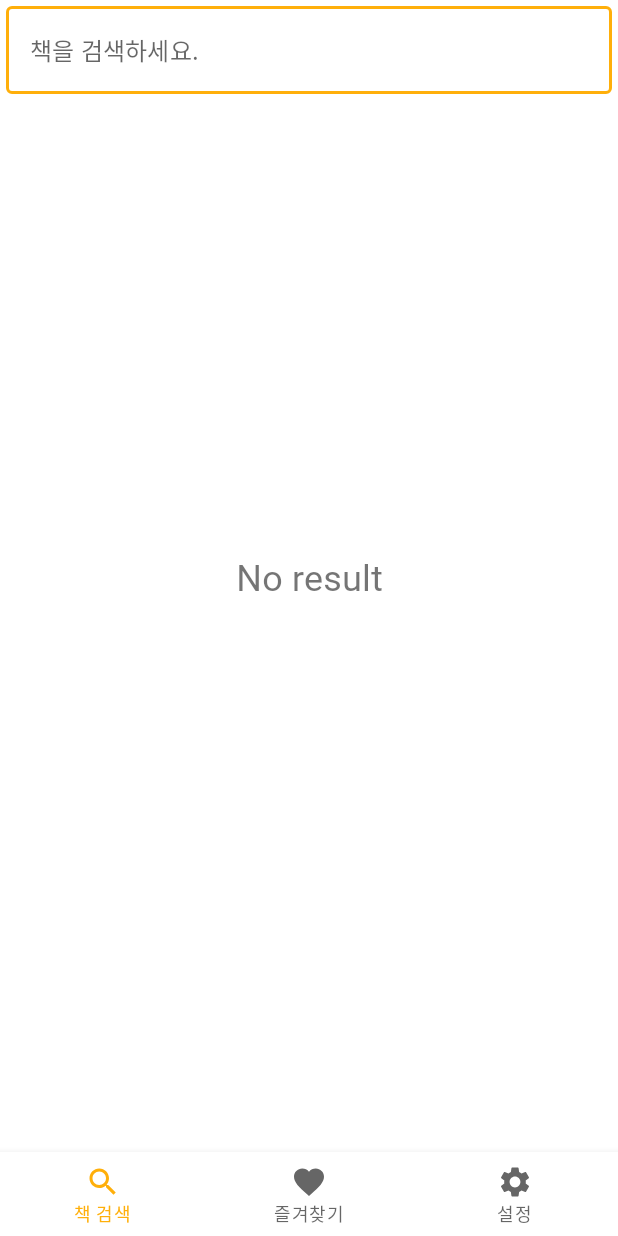
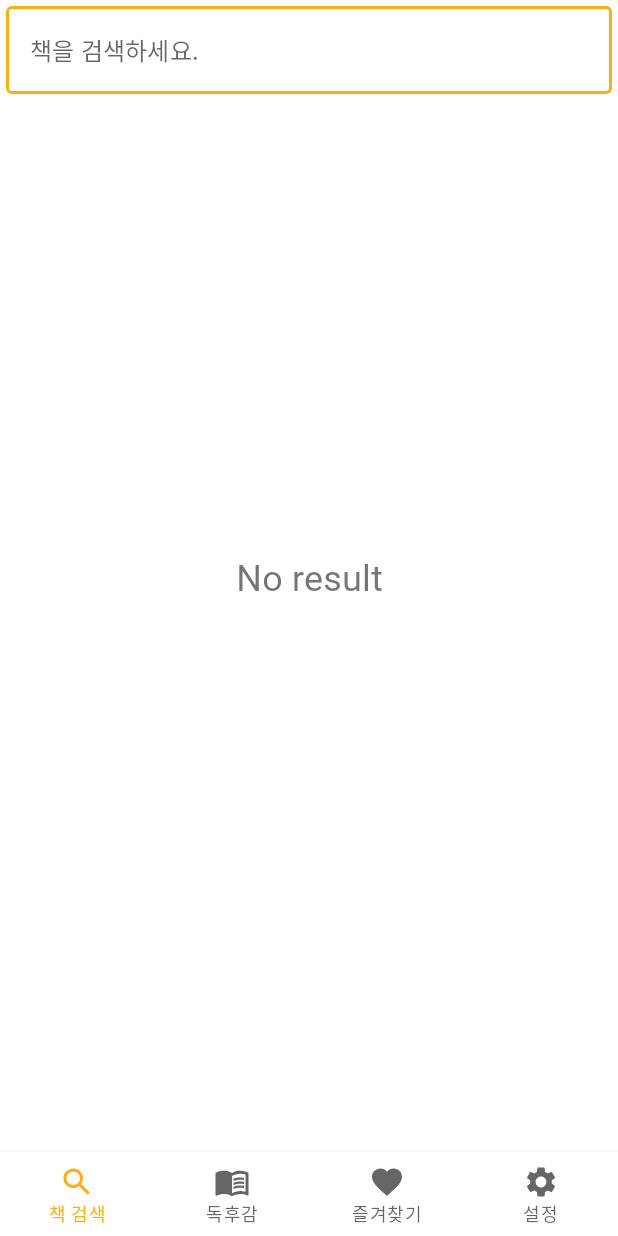
Before and after one commit to jminie-o8o/BookSearchApp, an Android app: the screen it shows after launch (MainActivity), on a phone screen of 412 x 824 dp. Run offline under Robolectric (Android 15) with nearby library versions, the phone set to English and light mode, and no system bars; our stand-ins replace Dagger/Hilt's generated code, Room's generated code, navigation-ui, paging; libraries missing offline, so code that uses them is left out: androidx.hilt.work.

Commit message:
feat: 하단 탭에 독후감 탭 추가

```diff
--- /dev/null
+++ b/app/src/main/res/drawable/ic_baseline_menu_book_24.xml
@@ -0,0 +1,8 @@
+<vector android:autoMirrored="true" android:height="24dp"
+    android:tint="#000000" android:viewportHeight="24"
+    android:viewportWidth="24" android:width="24dp" xmlns:android="http://schemas.android.com/apk/res/android">
+    <path android:fillColor="@android:color/white" android:pathData="M21,5c-1.11,-0.35 -2.33,-0.5 -3.5,-0.5c-1.95,0 -4.05,0.4 -5.5,1.5c-1.45,-1.1 -3.55,-1.5 -5.5,-1.5S2.45,4.9 1,6v14.65c0,0.25 0.25,0.5 0.5,0.5c0.1,0 0.15,-0.05 0.25,-0.05C3.1,20.45 5.05,20 6.5,20c1.95,0 4.05,0.4 5.5,1.5c1.35,-0.85 3.8,-1.5 5.5,-1.5c1.65,0 3.35,0.3 4.75,1.05c0.1,0.05 0.15,0.05 0.25,0.05c0.25,0 0.5,-0.25 0.5,-0.5V6C22.4,5.55 21.75,5.25 21,5zM21,18.5c-1.1,-0.35 -2.3,-0.5 -3.5,-0.5c-1.7,0 -4.15,0.65 -5.5,1.5V8c1.35,-0.85 3.8,-1.5 5.5,-1.5c1.2,0 2.4,0.15 3.5,0.5V18.5z"/>
+    <path android:fillColor="@android:color/white" android:pathData="M17.5,10.5c0.88,0 1.73,0.09 2.5,0.26V9.24C19.21,9.09 18.36,9 17.5,9c-1.7,0 -3.24,0.29 -4.5,0.83v1.66C14.13,10.85 15.7,10.5 17.5,10.5z"/>
+    <path android:fillColor="@android:color/white" android:pathData="M13,12.49v1.66c1.13,-0.64 2.7,-0.99 4.5,-0.99c0.88,0 1.73,0.09 2.5,0.26V11.9c-0.79,-0.15 -1.64,-0.24 -2.5,-0.24C15.8,11.66 14.26,11.96 13,12.49z"/>
+    <path android:fillColor="@android:color/white" android:pathData="M17.5,14.33c-1.7,0 -3.24,0.29 -4.5,0.83v1.66c1.13,-0.64 2.7,-0.99 4.5,-0.99c0.88,0 1.73,0.09 2.5,0.26v-1.52C19.21,14.41 18.36,14.33 17.5,14.33z"/>
+</vector>
--- a/app/src/main/res/menu/bottom_navigation_menu.xml
+++ b/app/src/main/res/menu/bottom_navigation_menu.xml
@@ -3,6 +3,10 @@
     <item android:id="@+id/fragment_search"
         android:title="@string/search_menu"
         android:icon="@drawable/ic_search_24" />
+
+    <item android:id="@+id/fragment_book_report"
+        android:title="@string/book_report"
+        android:icon="@drawable/ic_baseline_menu_book_24" />
 
     <item android:id="@+id/fragment_favorite"
         android:title="@string/favorite_menu"
--- a/app/src/main/res/navigation/booksearch_nav_graph.xml
+++ b/app/src/main/res/navigation/booksearch_nav_graph.xml
@@ -45,4 +45,9 @@
             android:name="book"
             app:argType="com.example.booksearchapp.data.model.Book" />
     </fragment>
+    <fragment
+        android:id="@+id/fragment_book_report"
+        android:name="com.example.booksearchapp.ui.view.BookReportFragment"
+        android:label="fragment_book_report"
+        tools:layout="@layout/fragment_book_report" />
 </navigation>
--- a/app/src/main/res/values/strings.xml
+++ b/app/src/main/res/values/strings.xml
@@ -5,6 +5,9 @@
     <string name="setting">Setting</string>
     <string name="search_menu">책 검색</string>
     <string name="favorite_menu">즐겨찾기</string>
+    <string name="book_report">독후감</string>
     <string name="setting_menu">설정</string>
     <string name="book_info">Book Info</string>
+    <!-- TODO: Remove or change this placeholder text -->
+    <string name="hello_blank_fragment">Hello blank fragment</string>
 </resources>
```
Also changed, not shown: app/src/main/java/com/example/booksearchapp/ui/view/BookReportFragment.kt (added, +25 -0 lines), app/src/main/res/layout/fragment_book_report.xml (added, +14 -0 lines).
